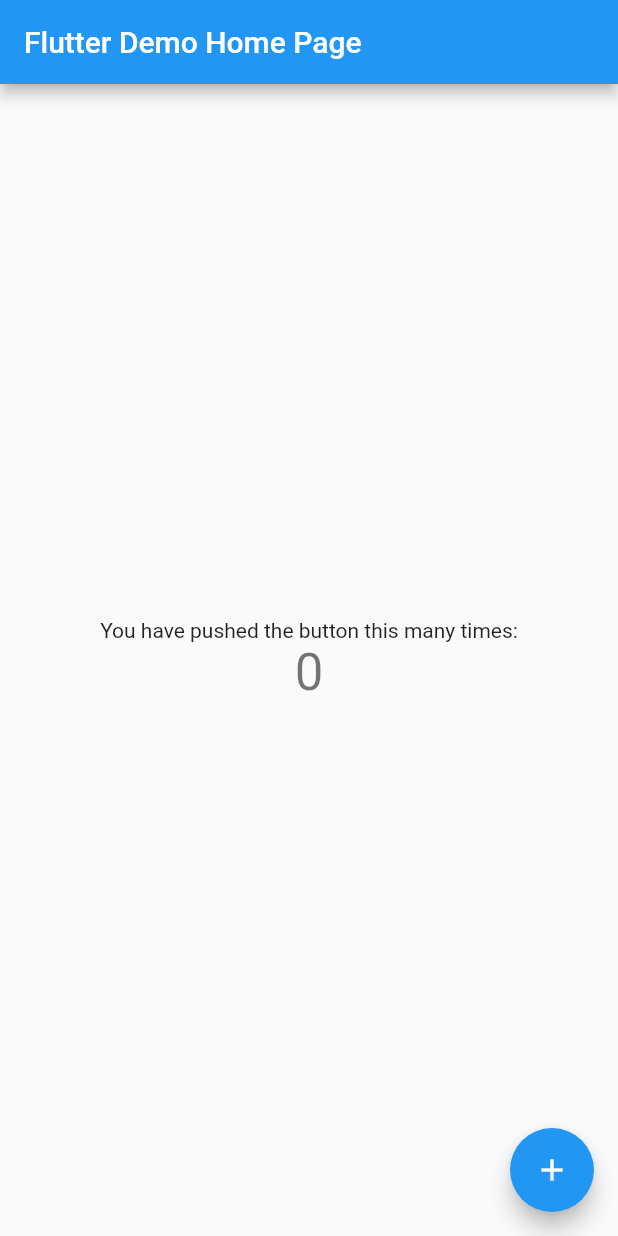
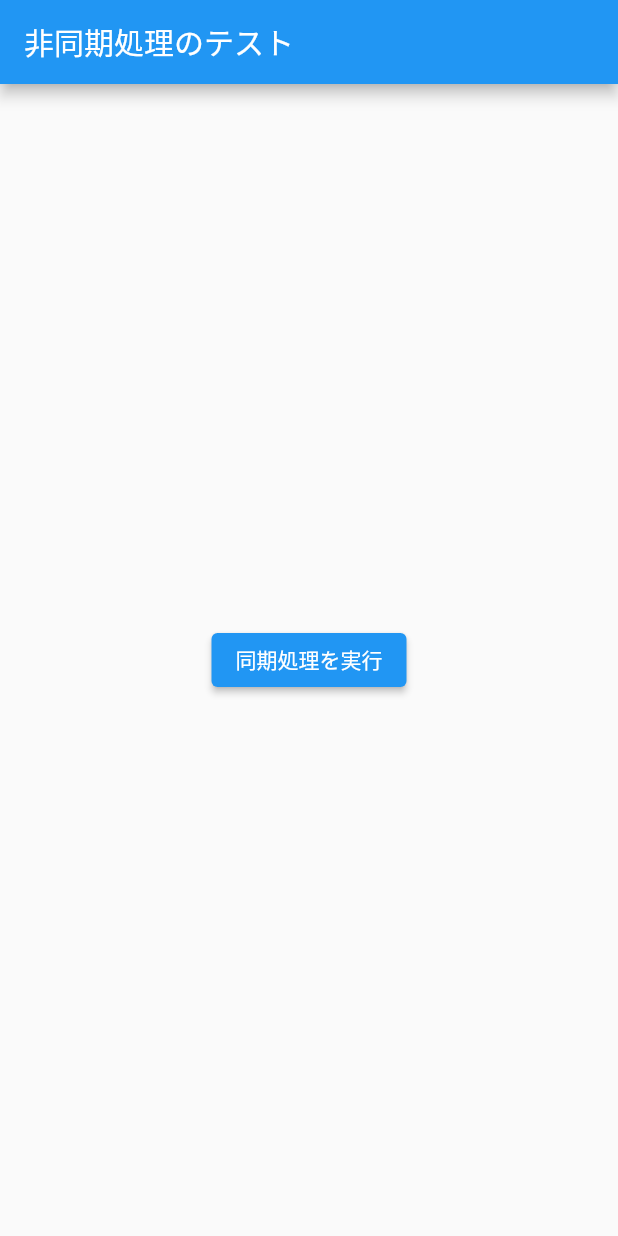
Before and after one commit to ryo0213/flutter_verification, a Flutter app: the screen it shows after launch, on a phone screen of 412 x 824 dp. Run offline on Flutter 3.47's test engine with Material 2 defaults, Android fonts, the phone set to English and light mode, and no system bars.

Commit message:
通常の同期処理の例を追加

```diff
--- a/lib/main.dart
+++ b/lib/main.dart
@@ -1,4 +1,6 @@
 import 'package:flutter/material.dart';
+import 'package:flutter_verification/sync_processing.dart';
+
 
 void main() {
   runApp(const MyApp());
@@ -10,11 +12,11 @@
   @override
   Widget build(BuildContext context) {
     return MaterialApp(
-      title: 'Flutter Demo',
+      title: '非同期処理のテスト',
       theme: ThemeData(
         primarySwatch: Colors.blue,
       ),
-      home: const MyHomePage(title: 'Flutter Demo Home Page'),
+      home: const MyHomePage(title: '非同期処理のテスト'),
     );
   }
 }
@@ -29,14 +31,6 @@
 }
 
 class _MyHomePageState extends State<MyHomePage> {
-  int _counter = 0;
-
-  void _incrementCounter() {
-    setState(() {
-      _counter++;
-    });
-  }
-
   @override
   Widget build(BuildContext context) {
     return Scaffold(
@@ -47,21 +41,17 @@
         child: Column(
           mainAxisAlignment: MainAxisAlignment.center,
           children: <Widget>[
-            const Text(
-              'You have pushed the button this many times:',
-            ),
-            Text(
-              '$_counter',
-              style: Theme.of(context).textTheme.headline4,
+            ElevatedButton(
+              onPressed: () {
+                final docs = SyncProcessing.pickAllDocuments();
+                print(docs);
+                print('next....');
+              },
+              child: const Text('同期処理を実行'),
             ),
           ],
         ),
       ),
-      floatingActionButton: FloatingActionButton(
-        onPressed: _incrementCounter,
-        tooltip: 'Increment',
-        child: const Icon(Icons.add),
-      ),
     );
   }
 }
```
Also changed, not shown: lib/sync_processing.dart (added, +14 -0 lines).
